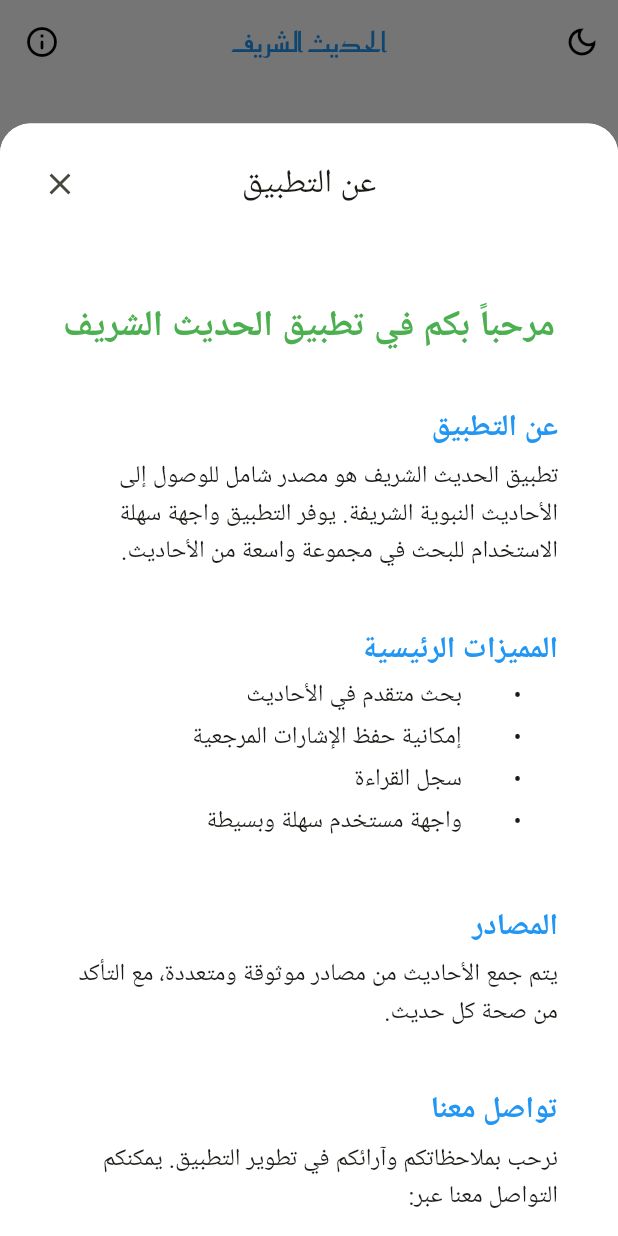
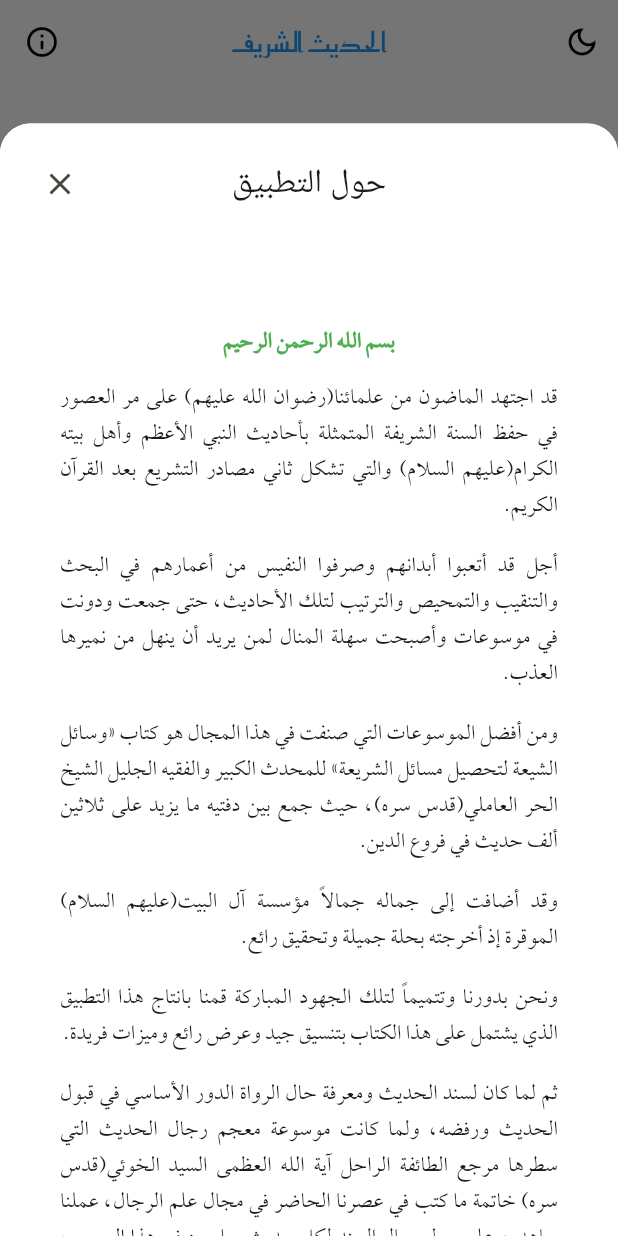
Before and after one commit to Amorphteam/z_platform, a Flutter app: the LibraryScreen screen opened directly, after a tap on the "info outline" icon, on a phone screen of 412 x 824 dp. Run offline on Flutter 3.47's test engine with Material 3 defaults, Android fonts, the phone set to English and light mode, and no system bars; drawn by our look-alikes of flutter_html; our stand-ins replace bloc, firebase_analytics, firebase_core, firebase_crashlytics, flutter_bloc, flutter_svg and 4 more; missing offline and left inert: epub_parser; accounts and stored records are empty; Roboto replaces fonts that are missing (Cairo, SFProDisplay).

```diff
--- a/assets/json/library.json
+++ b/assets/json/library.json
@@ -187,12 +187,5 @@
         "epub": "wsael30.epub"
       }
     ]
-  },
-  {
-    "title": "وسائل الشيعة بدون مجلد",
-    "author": "الشيخ الحر العاملي",
-    "description": "",
-    "image": "wsael.jpg",
-    "epub": "wsael33.epub"
   }
 ]
--- a/lib/widget/about_us_sheet.dart
+++ b/lib/widget/about_us_sheet.dart
@@ -20,14 +20,15 @@ class AboutUsSheet extends StatelessWidget {
                 padding: const EdgeInsets.all(16),
                 decoration: BoxDecoration(
                   color: Theme.of(context).colorScheme.onSecondary,
-                borderRadius: const BorderRadius.vertical(top: Radius.circular(20)),
+                  borderRadius:
+                      const BorderRadius.vertical(top: Radius.circular(20)),
                 ),
                 child: Row(
                   mainAxisAlignment: MainAxisAlignment.spaceBetween,
                   children: [
                     const SizedBox(width: 48), // For balance
                     Text(
-                    'عن التطبيق',
+                      'حول التطبيق',
                       style: Theme.of(context).textTheme.titleLarge,
                     ),
                     IconButton(
@@ -43,39 +44,46 @@ class AboutUsSheet extends StatelessWidget {
                   padding: const EdgeInsets.all(16),
                   child: Html(
                     data: '''
-                    <div dir="rtl">
-                      <h1 style="color: #4CAF50; text-align: center;">مرحباً بكم في تطبيق الحديث الشريف</h1>
+  <center style="color: #4CAF50; text-align: center;">بسم الله الرحمن الرحيم</center>
+  <p>قد اجتهد الماضون من علمائنا<span class="fm">(رضوان الله عليهم)</span> على مر العصور في حفظ السنة الشريفة المتمثلة بأحاديث النبي الأعظم وأهل بيته الكرام<span class="fm">(عليهم السلام)</span> والتي تشكل ثاني مصادر التشريع بعد القرآن الكريم.</p>
 
-                      <h2 style="color: #2196F3;">عن التطبيق</h2>
-                      <p>تطبيق الحديث الشريف هو مصدر شامل للوصول إلى الأحاديث النبوية الشريفة. يوفر التطبيق واجهة سهلة الاستخدام للبحث في مجموعة واسعة من الأحاديث.</p>
+  <p>أجل قد أتعبوا أبدانهم وصرفوا النفيس من أعمارهم في البحث والتنقيب والتمحيص والترتيب لتلك الأحاديث، حتى جمعت ودونت في موسوعات وأصبحت سهلة المنال لمن يريد أن ينهل من نميرها العذب.</p>
 
-                      <h2 style="color: #2196F3;">المميزات الرئيسية</h2>
-                      <ul>
-                        <li>بحث متقدم في الأحاديث</li>
-                        <li>إمكانية حفظ الإشارات المرجعية</li>
-                        <li>سجل القراءة</li>
-                        <li>واجهة مستخدم سهلة وبسيطة</li>
-                      </ul>
+  <p>ومن أفضل الموسوعات التي صنفت في هذا المجال هو كتاب «وسائل الشيعة لتحصيل مسائل الشريعة» للمحدث الكبير والفقيه الجليل الشيخ الحر العاملي(قدس سره)، حيث جمع بين دفتيه ما يزيد على ثلاثين ألف حديث في فروع الدين.</p>
 
-                      <h2 style="color: #2196F3;">المصادر</h2>
-                      <p>يتم جمع الأحاديث من مصادر موثوقة ومتعددة، مع التأكد من صحة كل حديث.</p>
+  <p>وقد أضافت إلى جماله جمالاً مؤسسة آل البيت<span class="fm">(عليهم السلام)</span> الموقرة إذ أخرجته بحلة جميلة وتحقيق رائع.</p>
 
-                      <h2 style="color: #2196F3;">تواصل معنا</h2>
-                      <p>نرحب بملاحظاتكم وآرائكم في تطوير التطبيق. يمكنكم التواصل معنا عبر:</p>
-                      <ul>
-                        <li>البريد الإلكتروني: example@email.com</li>
-                        <li>موقعنا الإلكتروني: www.example.com</li>
-                      </ul>
+  <p>ونحن بدورنا وتتميماً لتلك الجهود المباركة قمنا بانتاج هذا التطبيق الذي يشتمل على هذا الكتاب بتنسيق جيد وعرض رائع وميزات فريدة.</p>
 
-                      <p style="text-align: center; color: #666;">جميع الحقوق محفوظة © 2024</p>
-                    </div>
-                  ''',
+  <p>ثم لما كان لسند الحديث ومعرفة حال الرواة الدور الأساسي في قبول الحديث ورفضه، ولما كانت موسوعة معجم رجال الحديث التي سطرها مرجع الطائفة الراحل آية الله العظمى السيد الخوئي<span class="fm">(قدس سره)</span> خاتمة ما كتب في عصرنا الحاضر في مجال علم الرجال، عملنا جاهدين على ربط رجال السند لكل حديث بما ورد في هذا المعجم، حتى أصبح بنقرة واحدة على اسم راوي في سلسلة السند ينتقل التطبيق مباشرة إلى واجهة يظهر فيها ما ورد عنه في المعجم.</p>
+
+  <p>ولا يفوتنا التنويه إلى أن هناك النزر القليل من الرواة لم يتم ربطهم بسبب عدم عثورنا عليهم في معجم رجال الحديث.</p>
+
+  <p>إضافة إلى هذه الميزة الفريدة في التطبيق هناك ميزات أخرى نقدمها لكم ..</p>
+
+  <p>• الفهرسة السهلة والسريعة.</p>
+
+  <p>• البحث السريع والدقيق مع قابلية تحديد مجال البحث.</p>
+
+  <p>• إشارات مرجعية لكل صفحة.</p>
+
+  <p>• تحريك كامل لنص الأحاديث.</p>
+
+  <p>وفي الختام نسأل الله سبحانه أن يجعله خالصاً لوجهه الكريم وأن يجزل ثوابنا يوم نلقاه يوم لا ينفع مال ولابنون.</p>
+
+  <p>نتطور بملاحظاتكم..</p>
+
+   <center style="color: #4CAF50; text-align: center;">
+فريق مساحة حرة</center>                  ''',
                     style: {
                       "body": Style(
                         fontSize: FontSize(16),
-                      fontFamily: "Cairo",
+                        fontFamily: "font1",
                         padding: HtmlPaddings.all(16),
-                      textAlign: TextAlign.right,
+                      ),
+                      "center": Style(
+                          fontWeight: FontWeight.bold,
+                          padding: HtmlPaddings.all(16),
                       ),
                       "h1": Style(
                         fontSize: FontSize(24),
@@ -92,7 +100,7 @@ class AboutUsSheet extends StatelessWidget {
                       "p": Style(
                         margin: Margins.only(bottom: 16),
                         lineHeight: LineHeight(1.5),
-                      textAlign: TextAlign.right,
+                        textAlign: TextAlign.justify,
                       ),
                       "ul": Style(
                         margin: Margins.only(bottom: 16),
```
Also changed, not shown: 4 other files. Lines whose indentation alone changed are shown as unchanged.
